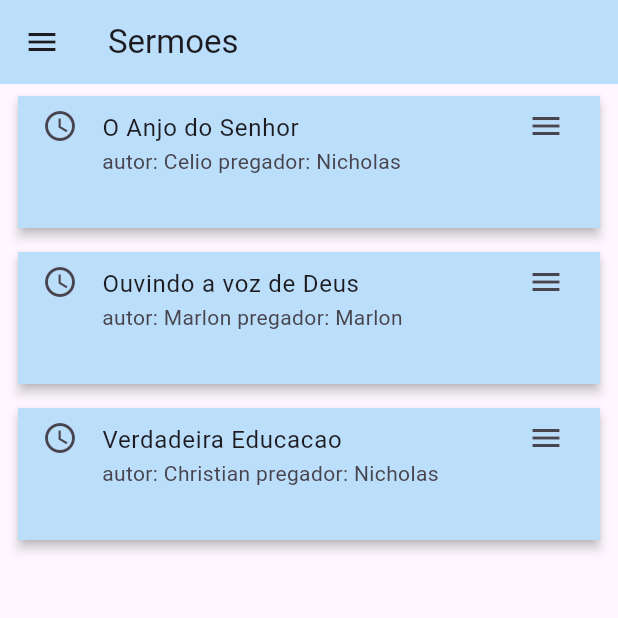
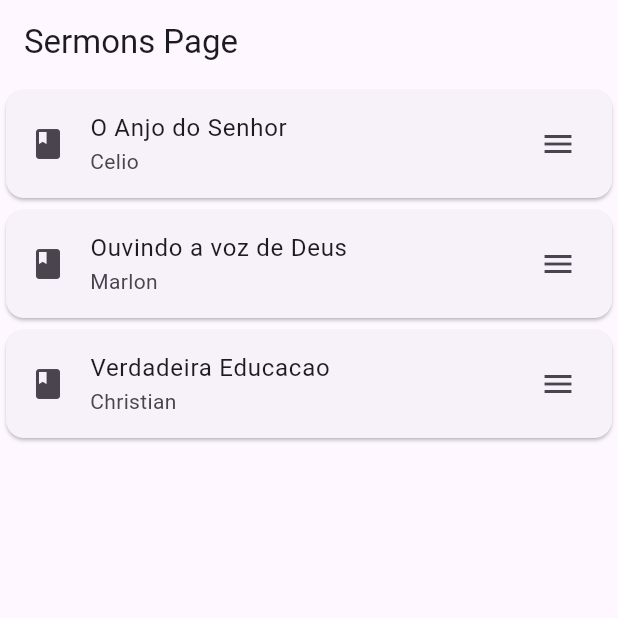
Before and after one commit to Rhadaze/TruthTracker, a Flutter app: the screen it shows after launch, on a phone screen of 412 x 824 dp, the top half of it. Run offline on Flutter 3.47's test engine with Material 3 defaults, Android fonts, the phone set to English and light mode, and no system bars.

Commit message:
Basic App Structure 1

```diff
--- a/lib/PreachedAtWidget.dart
+++ b/lib/PreachedAtWidget.dart
@@ -4,7 +4,7 @@ import 'package:flutter/material.dart';
 class PreachedAtWidget extends StatelessWidget {
   final PreachedAt pa;
 
-  PreachedAtWidget(this.pa);
+  const PreachedAtWidget(this.pa);
 
   @override
   Widget build(BuildContext context) {
@@ -13,17 +13,25 @@ class PreachedAtWidget extends StatelessWidget {
       shape: RoundedRectangleBorder(),
       margin: EdgeInsets.symmetric(horizontal: 12, vertical: 8),
       child: ListTile(
-        isThreeLine: true,
+        isThreeLine: false,
         focusColor: Colors.blue[800],
         tileColor: Colors.blue[100],
         hoverColor: Colors.green,
         selectedColor: Colors.amber,
-        leading: Icon(Icons.access_time),
+        leading: SizedBox(
+          height: 88,
+          width: 56,
+          child: Center(child: Icon(Icons.access_time)),
+        ),
         title: Text(pa.sermon.theme),
         subtitle: Text(
-          "autor: ${pa.sermon.author.name} pregador: ${pa.preacher.name}",
+          "autor: ${pa.sermon.author.name}\npregador: ${pa.preacher.name}",
         ),
-        trailing: Icon(Icons.menu),
+        trailing: SizedBox(
+          height: 88,
+          width: 56,
+          child: Center(child: Icon(Icons.menu)),
+        ),
         onTap: () {
           print("hi");
         },
--- a/lib/Preacher.dart
+++ b/lib/Preacher.dart
@@ -1,15 +1,8 @@
 class Preacher {
   String? name;
-  String? fullName;
   String? email;
   String? phone;
   String? languages;
 
-  Preacher({
-    required this.name,
-    this.fullName,
-    this.email,
-    this.phone,
-    this.languages,
-  });
+  Preacher({required this.name, this.email, this.phone, this.languages});
 }
--- a/lib/Sermon.dart
+++ b/lib/Sermon.dart
@@ -8,9 +8,5 @@ class Sermon {
 
   Sermon({required this.author, required this.theme});
 
-  void show() {
-    print(author);
-  }
-
   //getHistory(){}
 }
--- /dev/null
+++ b/lib/dummy_data.dart
@@ -0,0 +1,45 @@
+import 'package:TruthTracker/PreachedAt.dart';
+import 'package:TruthTracker/Preacher.dart';
+import 'package:TruthTracker/Sermon.dart';
+
+class DummyData {
+  static List<Preacher> populatePreachers() {
+    Preacher p1 = Preacher(name: "Celio");
+    Preacher p2 = Preacher(name: "Marlon");
+    Preacher p3 = Preacher(name: "Christian");
+    Preacher p4 = Preacher(name: "Nicholas");
+
+    return [p1, p2, p3, p4];
+  }
+
+  static List<Sermon> populateSermons(List<Preacher> p) {
+    Sermon s1 = Sermon(author: p[0], theme: "O Anjo do Senhor");
+    Sermon s2 = Sermon(author: p[1], theme: "Ouvindo a voz de Deus");
+    Sermon s3 = Sermon(author: p[2], theme: "Verdadeira Educacao");
+
+    return [s1, s2, s3];
+  }
+
+  static List<PreachedAt> populateData(List<Preacher> p, List<Sermon> s) {
+    PreachedAt pa1 = PreachedAt(
+      place: "Campo Grande",
+      date: DateTime(2025, 12, 1),
+      preacher: p[3],
+      sermon: s[0],
+    );
+    PreachedAt pa2 = PreachedAt(
+      place: "Cuiaba",
+      date: DateTime(2026, 4, 6),
+      preacher: p[1],
+      sermon: s[1],
+    );
+    PreachedAt pa3 = PreachedAt(
+      place: "Curitiba",
+      date: DateTime(2027, 8, 23),
+      preacher: p[2],
+      sermon: s[2],
+    );
+
+    return [pa1, pa2, pa3];
+  }
+}
--- a/lib/main.dart
+++ b/lib/main.dart
@@ -1,7 +1,4 @@
-import 'package:TruthTracker/PreachedAt.dart';
-import 'package:TruthTracker/PreachedAtWidget.dart';
-import 'package:TruthTracker/Preacher.dart';
-import 'package:TruthTracker/Sermon.dart';
+import 'package:TruthTracker/sermons_page.dart';
 import 'package:flutter/material.dart';
 
 void main() {
@@ -13,49 +10,7 @@ class YourApp extends StatelessWidget {
 
   @override
   Widget build(BuildContext context) {
-    Preacher p1 = Preacher(name: "Celio");
-    Preacher p2 = Preacher(name: "Marlon");
-    Preacher p3 = Preacher(name: "Christian");
-    Preacher p4 = Preacher(name: "Nicholas");
-
-    Sermon s1 = Sermon(author: p1, theme: "O Anjo do Senhor");
-    Sermon s2 = Sermon(author: p2, theme: "Ouvindo a voz de Deus");
-    Sermon s3 = Sermon(author: p3, theme: "Verdadeira Educacao");
-
-    PreachedAt pa1 = PreachedAt(
-      place: "Campo Grande",
-      date: DateTime(2025, 12, 1),
-      preacher: p4,
-      sermon: s1,
-    );
-    PreachedAt pa2 = PreachedAt(
-      place: "Cuiaba",
-      date: DateTime(2026, 4, 6),
-      preacher: p2,
-      sermon: s2,
-    );
-    PreachedAt pa3 = PreachedAt(
-      place: "Curitiba",
-      date: DateTime(2027, 8, 23),
-      preacher: p4,
-      sermon: s3,
-    );
-
-    return MaterialApp(
-      home: Scaffold(
-        appBar: AppBar(
-          title: Text("Sermoes"),
-          backgroundColor: Colors.blue[100],
-          leading: Icon(Icons.menu),
-        ),
-        body: Column(
-          children: [
-            PreachedAtWidget(pa1),
-            PreachedAtWidget(pa2),
-            PreachedAtWidget(pa3),
-          ],
-        ),
-      ),
-    );
+    return MaterialApp(home: SermonsPage()); // TODO: implement build
+    throw UnimplementedError();
   }
 }
--- /dev/null
+++ b/lib/sermon_widget.dart
@@ -0,0 +1,21 @@
+import 'package:TruthTracker/Sermon.dart';
+import 'package:flutter/material.dart';
+
+class SermonWidget extends StatelessWidget {
+  final Sermon sermon;
+
+  const SermonWidget(this.sermon);
+
+  @override
+  Widget build(BuildContext context) {
+    return Card(
+      child: ListTile(
+        leading: Icon(Icons.book),
+        title: Text(sermon.theme),
+        subtitle: Text(sermon.author.name ?? "No name"),
+        trailing: Icon(Icons.menu),
+      ),
+    );
+    throw UnimplementedError();
+  }
+}
--- /dev/null
+++ b/lib/sermons_page.dart
@@ -0,0 +1,20 @@
+import 'package:TruthTracker/Preacher.dart';
+import 'package:TruthTracker/Sermon.dart';
+import 'package:TruthTracker/dummy_data.dart';
+import 'package:TruthTracker/sermon_widget.dart';
+import 'package:flutter/material.dart';
+
+class SermonsPage extends StatelessWidget {
+  @override
+  Widget build(BuildContext context) {
+    List<Preacher> p = DummyData.populatePreachers();
+    List<Sermon> s = DummyData.populateSermons(p);
+
+    return Scaffold(
+      appBar: AppBar(title: Text("Sermons Page")),
+      body: ListView(
+        children: [SermonWidget(s[0]), SermonWidget(s[1]), SermonWidget(s[2])],
+      ),
+    );
+  }
+}
```
Also changed, not shown: lib/home.dart (added, +9 -0 lines), lib/preachedat_page.dart (added, +38 -0 lines).
